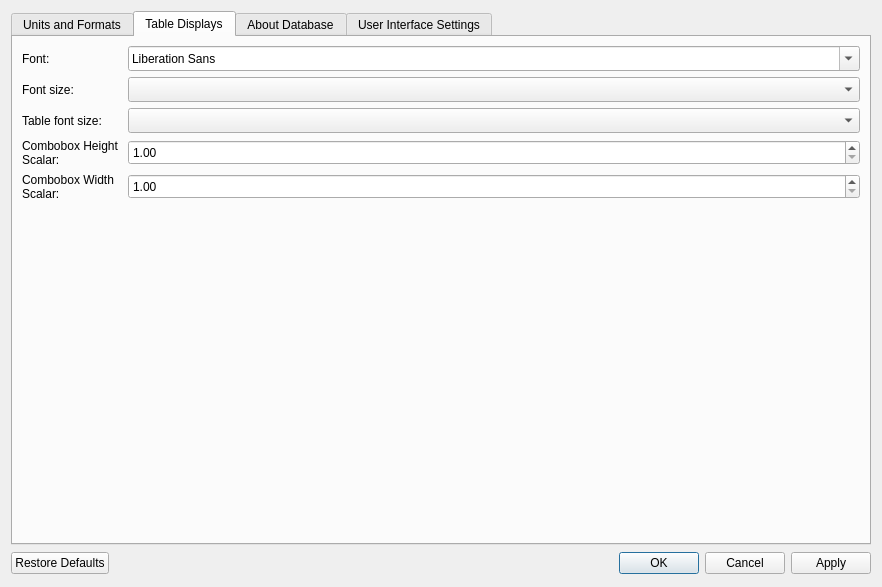
The window that ui/Settings.ui (kathrynmetcalf/GeoCORK) describes before a commit, drawn with Qt 5.
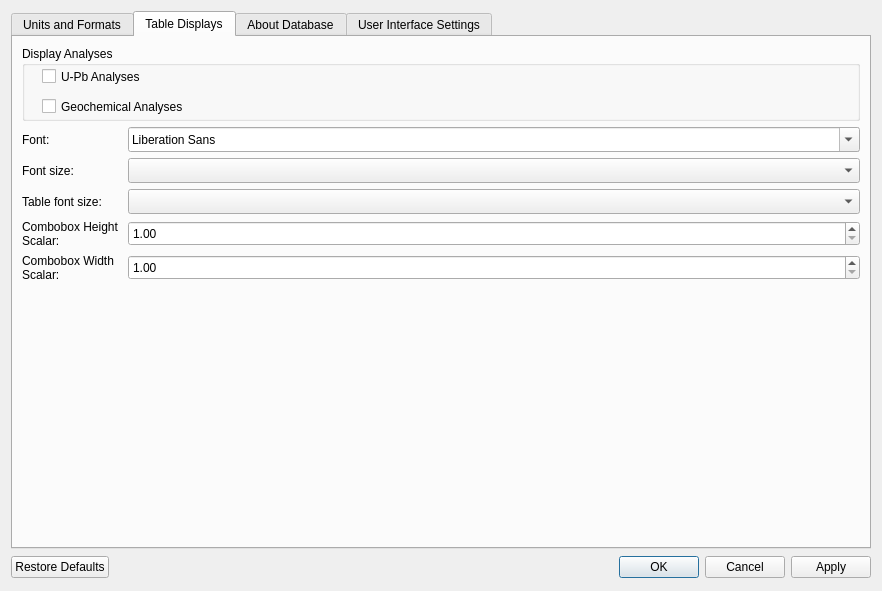
The same window after the commit. The open tabs and pages were chosen to show the change. Custom widgets are drawn as their Qt base class.

Commit message: Schema updates: -Adds GeoChemicalAnalyses fields for spot size, rejected, and description. -Consistently capitalizes C in geochemical. Will need to decide on usage of GeoChem vs. GeoChemical.

Patch:
```diff
--- a/ui/Settings.ui
+++ b/ui/Settings.ui
@@ -7,7 +7,7 @@
     <x>0</x>
     <y>0</y>
     <width>882</width>
-    <height>587</height>
+    <height>591</height>
    </rect>
   </property>
   <property name="windowTitle">
@@ -475,7 +475,131 @@
         <layout class="QVBoxLayout" name="column_verticalLayout"/>
        </item>
        <item>
+        <layout class="QVBoxLayout" name="verticalLayout_9">
+         <item>
+          <widget class="QGroupBox" name="analysis_display_groupBox">
+           <property name="sizePolicy">
+            <sizepolicy hsizetype="Preferred" vsizetype="Preferred">
+             <horstretch>0</horstretch>
+             <verstretch>0</verstretch>
+            </sizepolicy>
+           </property>
+           <property name="minimumSize">
+            <size>
+             <width>0</width>
+             <height>75</height>
+            </size>
+           </property>
+           <property name="title">
+            <string>Display Analyses</string>
+           </property>
+           <widget class="QCheckBox" name="upb_checkBox">
+            <property name="geometry">
+             <rect>
+              <x>20</x>
+              <y>20</y>
+              <width>416</width>
+              <height>21</height>
+             </rect>
+            </property>
+            <property name="text">
+             <string>U-Pb Analyses</string>
+            </property>
+           </widget>
+           <widget class="QCheckBox" name="geochem_checkBox">
+            <property name="geometry">
+             <rect>
+              <x>20</x>
+              <y>50</y>
+              <width>416</width>
+              <height>21</height>
+             </rect>
+            </property>
+            <property name="sizePolicy">
+             <sizepolicy hsizetype="Preferred" vsizetype="Preferred">
+              <horstretch>0</horstretch>
+              <verstretch>0</verstretch>
+             </sizepolicy>
+            </property>
+            <property name="text">
+             <string>Geochemical Analyses</string>
+            </property>
+           </widget>
+          </widget>
+         </item>
+         <item>
         <layout class="QGridLayout" name="gridLayout_6">
+           <item row="0" column="1">
+            <widget class="QFontComboBox" name="fontComboBox">
+             <property name="minimumSize">
+              <size>
+               <width>0</width>
+               <height>25</height>
+              </size>
+             </property>
+             <property name="maximumSize">
+              <size>
+               <width>16777215</width>
+               <height>25</height>
+              </size>
+             </property>
+            </widget>
+           </item>
+           <item row="0" column="0">
+            <widget class="QLabel" name="font_label">
+             <property name="maximumSize">
+              <size>
+               <width>100</width>
+               <height>16777215</height>
+              </size>
+             </property>
+             <property name="text">
+              <string>Font:</string>
+             </property>
+            </widget>
+           </item>
+           <item row="1" column="0">
+            <widget class="QLabel" name="font_size_label">
+             <property name="maximumSize">
+              <size>
+               <width>100</width>
+               <height>16777215</height>
+              </size>
+             </property>
+             <property name="text">
+              <string>Font size:</string>
+             </property>
+            </widget>
+           </item>
+           <item row="1" column="1">
+            <widget class="QComboBox" name="font_size_comboBox">
+             <property name="minimumSize">
+              <size>
+               <width>0</width>
+               <height>25</height>
+              </size>
+             </property>
+             <property name="maximumSize">
+              <size>
+               <width>16777215</width>
+               <height>25</height>
+              </size>
+             </property>
+            </widget>
+           </item>
+           <item row="2" column="0">
+            <widget class="QLabel" name="table_font_size_label">
+             <property name="maximumSize">
+              <size>
+               <width>100</width>
+               <height>16777215</height>
+              </size>
+             </property>
+             <property name="text">
+              <string>Table font size:</string>
+             </property>
+            </widget>
+           </item>
          <item row="2" column="1">
           <widget class="QComboBox" name="table_font_size_comboBox">
            <property name="minimumSize">
@@ -533,8 +657,8 @@
            </property>
           </widget>
          </item>
-         <item row="1" column="0">
-          <widget class="QLabel" name="label_14">
+           <item row="4" column="0">
+            <widget class="QLabel" name="combobox_width_label">
            <property name="maximumSize">
             <size>
              <width>100</width>
@@ -542,7 +666,10 @@
             </size>
            </property>
            <property name="text">
-            <string>Font size:</string>
+              <string>Combobox Width Scalar:</string>
+             </property>
+             <property name="wordWrap">
+              <bool>true</bool>
            </property>
           </widget>
          </item>
@@ -571,93 +698,21 @@
            </property>
           </widget>
          </item>
-         <item row="0" column="0">
-          <widget class="QLabel" name="label_13">
-           <property name="maximumSize">
-            <size>
-             <width>100</width>
-             <height>16777215</height>
-            </size>
-           </property>
-           <property name="text">
-            <string>Font:</string>
-           </property>
-          </widget>
+          </layout>
          </item>
-         <item row="1" column="1">
-          <widget class="QComboBox" name="font_size_comboBox">
-           <property name="minimumSize">
-            <size>
-             <width>0</width>
-             <height>25</height>
-            </size>
-           </property>
-           <property name="maximumSize">
-            <size>
-             <width>16777215</width>
-             <height>25</height>
-            </size>
-           </property>
-          </widget>
-         </item>
-         <item row="0" column="1">
-          <widget class="QFontComboBox" name="fontComboBox">
-           <property name="minimumSize">
-            <size>
-             <width>0</width>
-             <height>25</height>
-            </size>
-           </property>
-           <property name="maximumSize">
-            <size>
-             <width>16777215</width>
-             <height>25</height>
-            </size>
-           </property>
-          </widget>
-         </item>
-         <item row="2" column="0">
-          <widget class="QLabel" name="label_15">
-           <property name="maximumSize">
-            <size>
-             <width>100</width>
-             <height>16777215</height>
-            </size>
-           </property>
-           <property name="text">
-            <string>Table font size:</string>
-           </property>
-          </widget>
-         </item>
-         <item row="5" column="0">
+         <item>
           <spacer name="verticalSpacer">
            <property name="orientation">
             <enum>Qt::Vertical</enum>
            </property>
            <property name="sizeHint" stdset="0">
             <size>
-             <width>20</width>
-             <height>40</height>
+             <width>17</width>
+             <height>13</height>
             </size>
            </property>
           </spacer>
          </item>
-         <item row="4" column="0">
-          <widget class="QLabel" name="label_2">
-           <property name="maximumSize">
-            <size>
-             <width>100</width>
-             <height>16777215</height>
-            </size>
-           </property>
-           <property name="text">
-            <string>Combobox Width Scalar:</string>
-           </property>
-           <property name="wordWrap">
-            <bool>true</bool>
-           </property>
-          </widget>
-         </item>
         </layout>
        </item>
       </layout>
```
Left out of the diff: 9 changed lines with no effect on the pictures. Lines whose indentation alone changed are shown as unchanged. The commit also changes 5 other files.
